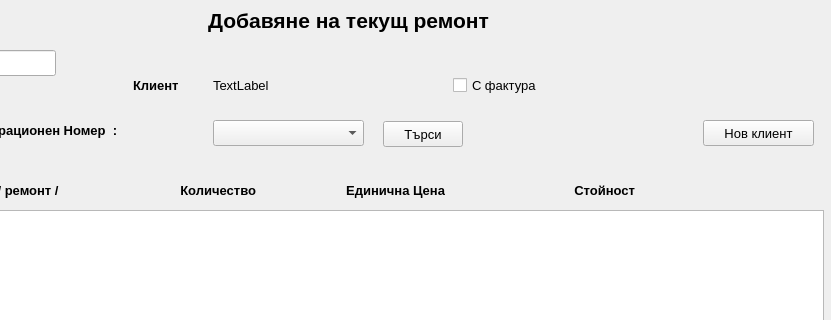
The window that addrepair.ui (JohnnyBrawo/CarServ) describes before a commit, drawn with Qt 5; both pictures show x 127 to 958 and y 0 to 320 of the 958 by 615 pixel window.
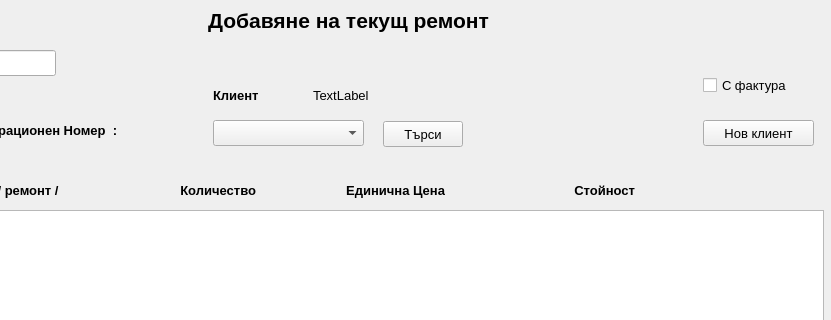
The same window after the commit.

```diff
--- a/addrepair.ui
+++ b/addrepair.ui
@@ -440,8 +440,8 @@
   <widget class="QLabel" name="L_KlientName">
    <property name="geometry">
     <rect>
-     <x>340</x>
-     <y>70</y>
+     <x>440</x>
+     <y>80</y>
      <width>231</width>
      <height>31</height>
     </rect>
@@ -453,8 +453,8 @@
   <widget class="QLabel" name="L_KlientLabel">
    <property name="geometry">
     <rect>
-     <x>260</x>
-     <y>70</y>
+     <x>340</x>
+     <y>80</y>
      <width>71</width>
      <height>30</height>
     </rect>
@@ -473,9 +473,9 @@
   <widget class="QCheckBox" name="CheckBox_DDS">
    <property name="geometry">
     <rect>
-     <x>580</x>
+     <x>830</x>
      <y>70</y>
-     <width>131</width>
+     <width>101</width>
      <height>31</height>
     </rect>
    </property>
```
